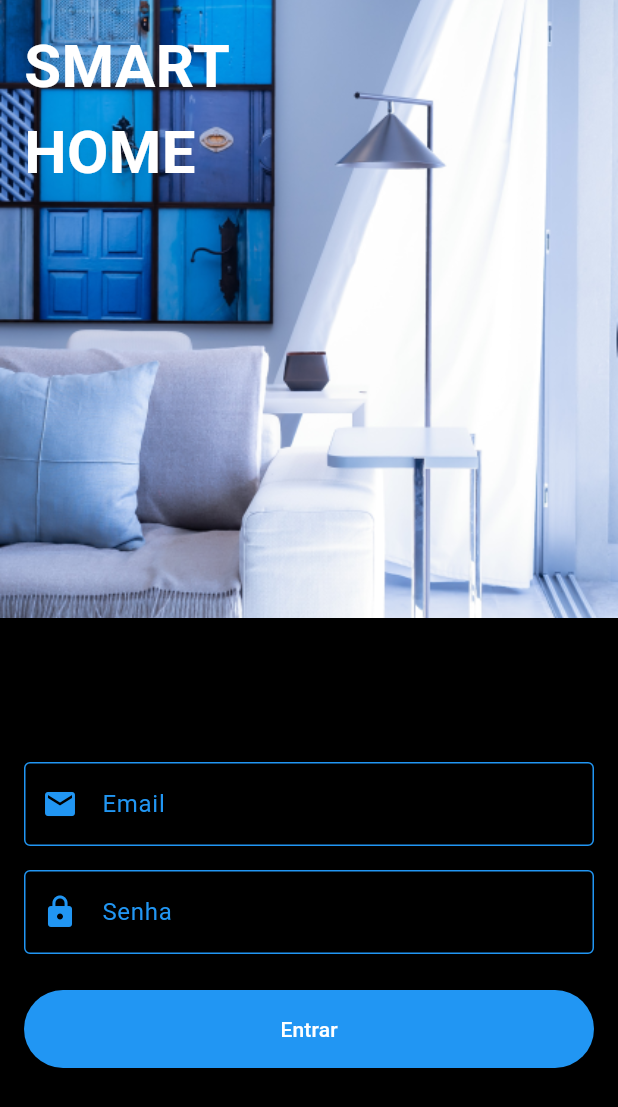
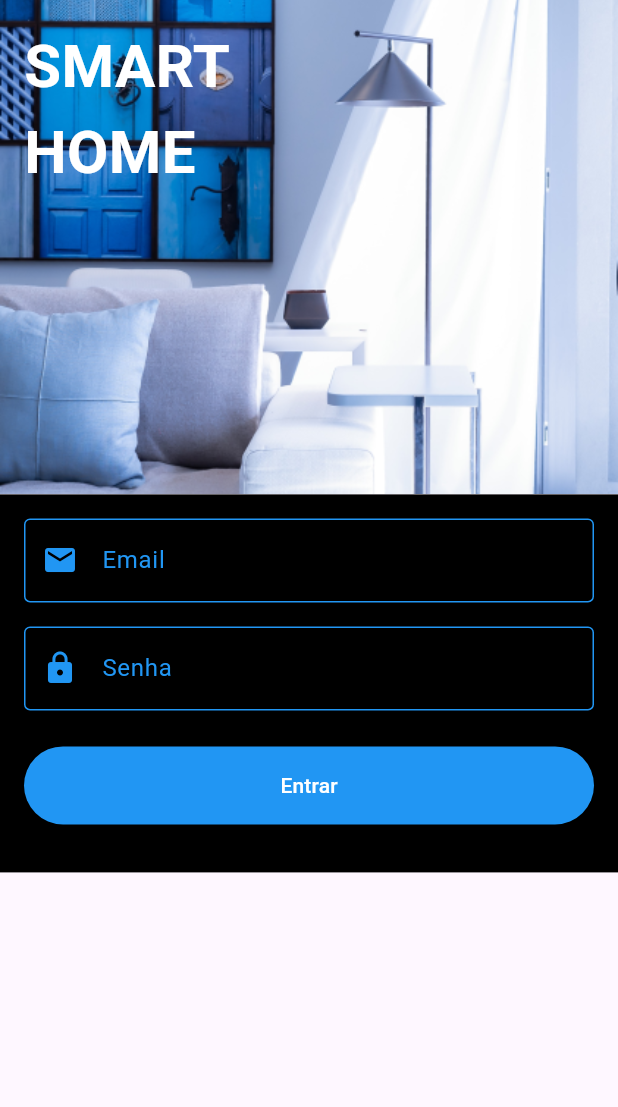
Before and after one commit to HenriqueVasques/Smart_House, a Flutter app: the screen it shows once a user with an empty profile is signed in, after a tap on the "logout" icon, on a phone screen of 412 x 824 dp. Shown: the top 1107 px of the screen. Run offline on Flutter 3.47's test engine with Material 3 defaults, Android fonts, the light colour scheme and no system bars; our stand-ins replace cloud_firestore, firebase_auth, firebase_core; accounts and stored records are empty; network calls fail.

Commit message:
commit parcial

```diff
--- /dev/null
+++ b/bothouse/lib/servicos/clima_servico.dart
@@ -0,0 +1,37 @@
+import 'dart:convert';
+import 'package:http/http.dart' as http;
+
+class ClimaModel {
+  final double temperatura;
+  final String descricao;
+
+  ClimaModel({required this.temperatura, required this.descricao});
+}
+
+class ClimaServico {
+  final String apiKey = 'a0bc762c84694ce9ff45fde96de3fefb';
+  final String cidade = 'Mirassol,BR';
+  final String unidade = 'metric';
+
+  Future<ClimaModel?> buscarClimaAtual() async {
+    final url = Uri.parse(
+      'https://api.openweathermap.org/data/2.5/weather?q=$cidade&units=$unidade&lang=pt_br&appid=$apiKey',
+    );
+
+    try {
+      final response = await http.get(url);
+      if (response.statusCode == 200) {
+        final dados = json.decode(response.body);
+        final temp = dados['main']['temp']?.toDouble();
+        final desc = dados['weather'][0]['description'];
+        return ClimaModel(temperatura: temp, descricao: desc);
+      } else {
+        print('Erro API: ${response.statusCode}');
+        return null;
+      }
+    } catch (e) {
+      print('Erro de conexão: $e');
+      return null;
+    }
+  }
+}
--- a/bothouse/lib/views/Home.page.dart
+++ b/bothouse/lib/views/Home.page.dart
@@ -3,7 +3,10 @@
   import 'package:flutter/material.dart';
   import 'package:bothouse/servicos/firebase_servicos.dart';
   import 'package:bothouse/servicos/wifi_servicos.dart';
-  import 'package:flutter_blue/flutter_blue.dart';
+  import 'package:bothouse/servicos/clima_servico.dart';
+
+  double? _temperaturaCidade;
+  ClimaModel? _climaAtual;
 
   ///#region Classes
   class RoomData {
@@ -27,20 +30,32 @@
 
   class _HomePageState extends State<HomePage> {
     final FirebaseServicos _firebaseServicos = FirebaseServicos();
-    final WifiServicos _wifiServicos = WifiServicos();
+    final ClimaServico _climaServico = ClimaServico();
 
     @override
     void initState() {
       super.initState();
-      _checkBluetoothAvailability();
-    }
-
-    // Função para verificar se o Bluetooth está disponível
-    Future<void> _checkBluetoothAvailability() async {
-      await FlutterBlue.instance.isAvailable;
+      _carregarTemperatura();
     }
 
     ///#endregion
+
+    ///#region clima API
+    Future<void> _carregarTemperatura() async {
+      final clima = await _climaServico.buscarClimaAtual();
+      setState(() {
+        _climaAtual = clima;
+      });
+    }
+
+    ///#endregion
+
+    ///#region função capitalize
+    String capitalize(String? text) {
+      if (text == null || text.isEmpty) return '';
+      return text[0].toUpperCase() + text.substring(1);
+    }
+   ///#endregion
 
     ///#region Construtores e Build Principal
     @override
@@ -143,7 +158,8 @@
           FutureBuilder<String>(
             future: _firebaseServicos.buscarNomeUsuario(),
             builder: (context, snapshot) => _buildText(
-                'Olá ${snapshot.data ?? 'Usuário'}', 20, Colors.white,
+                'Olá ${capitalize(snapshot.data ?? 'Usuário')}',
+                20, Colors.white,
                 isBold: true),
           ),
         ],
@@ -159,8 +175,14 @@
           mainAxisAlignment: MainAxisAlignment.spaceBetween,
           children: [
             _buildInfoColumn(
-                'Temperatura', '20°C', Icons.wb_sunny, Colors.yellow),
-            _buildInfoColumn('Umidade', '69%', null, null),
+              'Temperatura',
+              _climaAtual != null
+                ? '${_climaAtual!.temperatura.toStringAsFixed(1)}°C\n${capitalize(_climaAtual!.descricao)}'
+                : 'Carregando...',
+              Icons.wb_sunny,
+              Colors.yellow
+            )
+
           ],
         ),
       );
@@ -213,13 +235,6 @@
                 Text(
                   '$totalDispositivos ${totalDispositivos == 1 ? 'Dispositivo Ativo' : 'Dispositivos Ativos'}',
                   style: const TextStyle(color: Colors.white, fontSize: 16),
-                ),
-                Switch(
-                  value: totalDispositivos > 0,
-                  onChanged: (value) {
-                    // TODO: Implementar lógica para ligar/desligar todos os dispositivos
-                  },
-                  activeColor: Colors.blue,
                 ),
               ],
             ),
@@ -427,7 +442,7 @@ Widget _buildBottomNavigationBar(BuildContext context) {
                   color: Colors.blue,
                 ),
                 child: const Icon(
-                  Icons.wifi, // sempre wifi agora
+                  Icons.wifi,
                   color: Colors.white,
                   size: 30,
                 ),
--- a/bothouse/lib/views/control.page.dart
+++ b/bothouse/lib/views/control.page.dart
@@ -1,6 +1,5 @@
 //#region Imports
 import 'package:bothouse/servicos/firebase_servicos.dart';
-import 'package:bothouse/servicos/controlador_dispositivos.dart';
 import 'package:flutter/material.dart';
 import 'package:bothouse/views/dispositivos/ar_condicionado_page.dart';
 import 'package:bothouse/views/dispositivos/fechadura.dart';
@@ -106,7 +105,7 @@ class _ControlPageState extends State<ControlPage> {
   //#region Device Card
 Widget _buildDeviceCard(BuildContext context, Dispositivo dispositivo) {
   return GestureDetector(
-    onTap: () => _handleDispositivo(dispositivo.nome), // AQUI AGORA
+    onTap: () => _handleDispositivo(dispositivo.nome),
     child: Container(
       decoration: BoxDecoration(
         gradient: const LinearGradient(
--- a/bothouse/lib/views/dispositivos/janela.dart
+++ b/bothouse/lib/views/dispositivos/janela.dart
@@ -40,13 +40,13 @@ class _JanelaPageState extends State<JanelaPage> {
     });
 
     List<String> listaCaracteres = _isClosed
-        ? ['Q', 'E', 'L', '1', '(', '=', ']'] // Fechar a janela
-        : ['U', 'V', 'W', '*', 'b', 'N', '^']; // Abrir a janela
+        ? ['Q', 'E', 'L', '1', '(', '=', ']']
+        : ['U', 'V', 'W', '*', 'b', 'N', '^'];
 
     String caractereSelecionado = (listaCaracteres.toList()..shuffle()).first;
 
     await _wifiServicos.enviarComando(
-      rotaCodificada: 'gh77', // Rota codificada da Janela no ESP32
+      rotaCodificada: 'gh77',
       caractereChave: caractereSelecionado,
     );
   }
--- a/bothouse/lib/views/login.page.dart
+++ b/bothouse/lib/views/login.page.dart
@@ -44,7 +44,7 @@ class _LoginPageState extends State<LoginPage> {
       } else {
         Navigator.pushReplacement(
           context,
-          MaterialPageRoute(builder: (context) =>  HomePage()),
+          MaterialPageRoute(builder: (context) => HomePage()),
         );
       }
     } finally {
@@ -59,10 +59,13 @@ class _LoginPageState extends State<LoginPage> {
   @override
   Widget build(BuildContext context) {
     return Scaffold(
-      body: Column(
+      resizeToAvoidBottomInset: true,
+      body: SafeArea(
+        child: SingleChildScrollView(
+          child: Column(
             children: [
-          Expanded(
-            flex: 1,
+              SizedBox(
+                height: MediaQuery.of(context).size.height * 0.4,
                 child: Container(
                   decoration: const BoxDecoration(
                     image: DecorationImage(
@@ -86,15 +89,12 @@ class _LoginPageState extends State<LoginPage> {
                   ),
                 ),
               ),
-          Expanded(
-            flex: 1,
-            child: Container(
+              Container(
                 color: Colors.black,
                 padding: const EdgeInsets.all(16.0),
                 child: Form(
                   key: _formKey,
                   child: Column(
-                  mainAxisAlignment: MainAxisAlignment.center,
                     crossAxisAlignment: CrossAxisAlignment.stretch,
                     children: [
                       TextFormField(
@@ -171,8 +171,9 @@ class _LoginPageState extends State<LoginPage> {
                   ),
                 ),
               ),
+            ],
           ),
-        ],
+        ),
       ),
     );
   }
--- a/bothouse/pubspec.yaml
+++ b/bothouse/pubspec.yaml
@@ -42,6 +42,7 @@ dependencies:
   permission_handler: ^10.2.0
   flutter_blue: ^0.8.0
   http: ^1.3.0
+  crypto: ^3.0.6
 
 dev_dependencies:
   flutter_test:
```
Also changed, not shown: bothouse/lib/servicos/wifi_servicos.dart (+52 -18 lines), bothouse/lib/views/dispositivos/ar_condicionado_page.dart (+14 -8 lines), bothouse/lib/views/dispositivos/fechadura.dart (+9 -119 lines), bothouse/lib/views/dispositivos/lampada.dart (+5 -18 lines), bothouse/pubspec.lock, 1 other file. Lines whose indentation alone changed are shown as unchanged.
